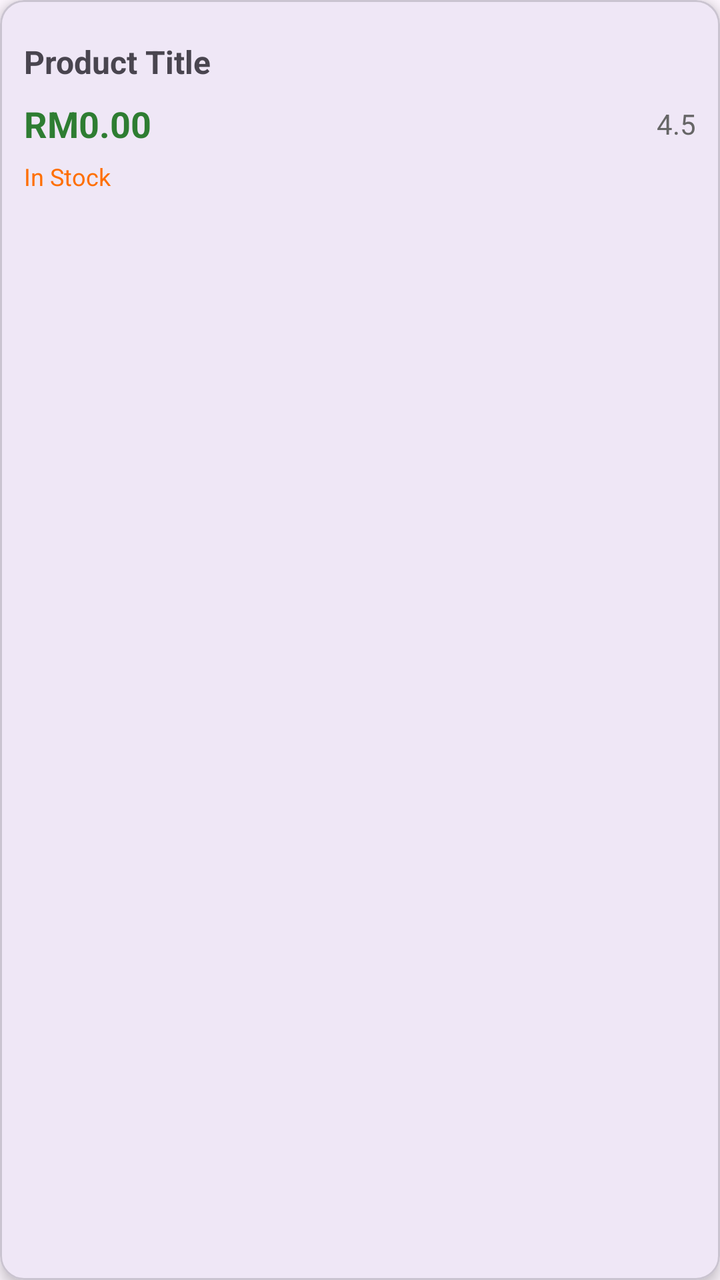
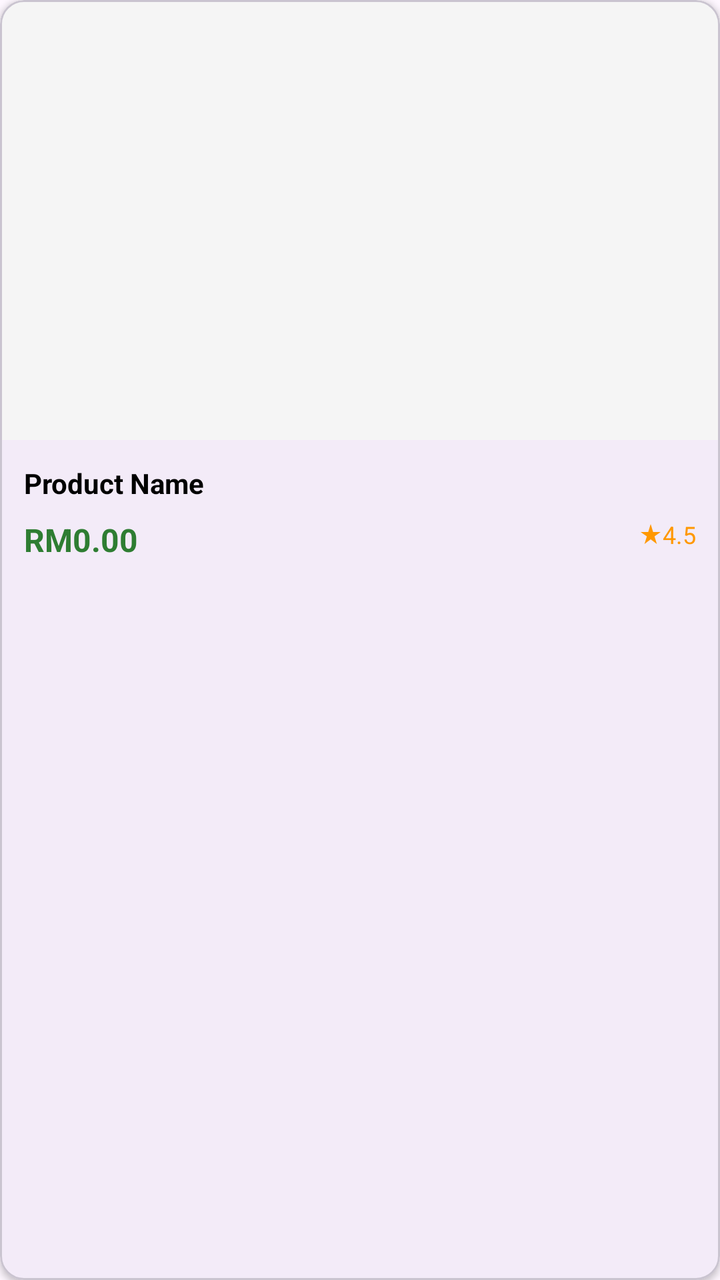

Compare the two renders of this Android layout. The source of the first and the diff that turns it into the second are given below.
<!-- AndroidManifest.xml: application theme Theme.Product_Catalog -->
<!-- res/layout/product_item_card.xml -->
<?xml version="1.0" encoding="utf-8"?>
<com.google.android.material.card.MaterialCardView
    xmlns:android="http://schemas.android.com/apk/res/android"
    xmlns:app="http://schemas.android.com/apk/res-auto"
    android:id="@+id/productCard"
    android:layout_width="match_parent"
    android:layout_height="wrap_content"
    android:layout_margin="8dp"
    app:cardCornerRadius="12dp"
    app:cardElevation="4dp"
    android:clickable="true"
    android:focusable="true"
    android:foreground="?attr/selectableItemBackground">

    <LinearLayout
        android:layout_width="match_parent"
        android:layout_height="wrap_content"
        android:orientation="vertical">

        
        <LinearLayout
            android:layout_width="match_parent"
            android:layout_height="wrap_content"
            android:orientation="vertical"
            android:padding="12dp">

            
            <TextView
                android:id="@+id/productName"
                android:layout_width="match_parent"
                android:layout_height="wrap_content"
                android:text="Product Title"
                android:textStyle="bold"
                android:textSize="16sp"
                android:layout_marginTop="8dp"
                android:maxLines="2"
                android:ellipsize="end" />

            
            <LinearLayout
                android:layout_width="match_parent"
                android:layout_height="wrap_content"
                android:orientation="horizontal"
                android:gravity="center_vertical"
                android:layout_marginTop="8dp">

                
                <LinearLayout
                    android:layout_width="0dp"
                    android:layout_height="wrap_content"
                    android:layout_weight="1"
                    android:orientation="vertical">

                    <LinearLayout
                        android:layout_width="wrap_content"
                        android:layout_height="wrap_content">

                        <TextView
                            android:layout_width="wrap_content"
                            android:layout_height="wrap_content"
                            android:text="RM"
                            android:textSize="18sp"
                            android:textStyle="bold"
                            android:textColor="#2E7D32" />

                        <TextView
                            android:id="@+id/productPrice"
                            android:layout_width="wrap_content"
                            android:layout_height="wrap_content"
                            android:text="0.00"
                            android:textSize="18sp"
                            android:textStyle="bold"
                            android:textColor="#2E7D32" />

                    </LinearLayout>
                </LinearLayout>

                
                <LinearLayout
                    android:layout_width="wrap_content"
                    android:layout_height="wrap_content"
                    android:orientation="horizontal"
                    android:gravity="center_vertical"
                    android:layout_marginStart="8dp">







                    <TextView
                        android:id="@+id/productRating"
                        android:layout_width="wrap_content"
                        android:layout_height="wrap_content"
                        android:text="4.5"
                        android:textSize="14sp"
                        android:textColor="#666666"
                        android:layout_marginStart="4dp" />
                </LinearLayout>
            </LinearLayout>

            
            <TextView
                android:id="@+id/stockStatus"
                android:layout_width="wrap_content"
                android:layout_height="wrap_content"
                android:text="In Stock"
                android:textSize="12sp"
                android:textColor="#FF6F00"
                android:layout_marginTop="6dp" />
        </LinearLayout>
    </LinearLayout>
</com.google.android.material.card.MaterialCardView>
<!-- resources referenced by this layout -->
<resources>
  <style name="Theme.Product_Catalog" parent="Base.Theme.Product_Catalog" />
  <style name="Base.Theme.Product_Catalog" parent="Theme.Material3.DayNight.NoActionBar">
          
          
      </style>
</resources>

<!-- the commit's change to res/layout/product_item_card.xml (unified diff, before → after) -->
@@ -7,7 +7,7 @@
     android:layout_height="wrap_content"
     android:layout_margin="8dp"
     app:cardCornerRadius="12dp"
-    app:cardElevation="4dp"
+    app:cardElevation="2dp"
     android:clickable="true"
     android:focusable="true"
     android:foreground="?attr/selectableItemBackground">
@@ -16,6 +16,15 @@
         android:layout_width="match_parent"
         android:layout_height="wrap_content"
         android:orientation="vertical">
+
+        
+        <ImageView
+            android:id="@+id/productImage"
+            android:layout_width="match_parent"
+            android:layout_height="220dp"
+            android:scaleType="centerCrop"
+            android:contentDescription="Product image"
+            android:background="#F5F5F5" />
 
         
         <LinearLayout
@@ -29,86 +38,66 @@
                 android:id="@+id/productName"
                 android:layout_width="match_parent"
                 android:layout_height="wrap_content"
-                android:text="Product Title"
+                android:text="Product Name"
                 android:textStyle="bold"
-                android:textSize="16sp"
-                android:layout_marginTop="8dp"
+                android:textSize="14sp"
                 android:maxLines="2"
-                android:ellipsize="end" />
+                android:ellipsize="end"
+                android:textColor="#000000" />
 
             
             <LinearLayout
                 android:layout_width="match_parent"
                 android:layout_height="wrap_content"
                 android:orientation="horizontal"
-                android:gravity="center_vertical"
+
                 android:layout_marginTop="8dp">
 
-                
-                <LinearLayout
-                    android:layout_width="0dp"
-                    android:layout_height="wrap_content"
-                    android:layout_weight="1"
-                    android:orientation="vertical">
-
-                    <LinearLayout
-                        android:layout_width="wrap_content"
-                        android:layout_height="wrap_content">
-
-                        <TextView
-                            android:layout_width="wrap_content"
-                            android:layout_height="wrap_content"
-                            android:text="RM"
-                            android:textSize="18sp"
-                            android:textStyle="bold"
-                            android:textColor="#2E7D32" />
-
-                        <TextView
-                            android:id="@+id/productPrice"
-                            android:layout_width="wrap_content"
-                            android:layout_height="wrap_content"
-                            android:text="0.00"
-                            android:textSize="18sp"
-                            android:textStyle="bold"
-                            android:textColor="#2E7D32" />
-
-                    </LinearLayout>
-                </LinearLayout>
-
-                
                 <LinearLayout
                     android:layout_width="wrap_content"
                     android:layout_height="wrap_content"
-                    android:orientation="horizontal"
-                    android:gravity="center_vertical"
-                    android:layout_marginStart="8dp">
+                    android:layout_weight="1">
+                    <TextView
+                        android:layout_width="wrap_content"
+                        android:layout_height="wrap_content"
+                        android:text="RM"
+                        android:textSize="16sp"
+                        android:textStyle="bold"
+                        android:textColor="#2E7D32" />
+                    <TextView
+                        android:id="@+id/productPrice"
+                        android:layout_width="wrap_content"
+                        android:layout_height="wrap_content"
+                        android:text="0.00"
+                        android:textSize="16sp"
+                        android:textStyle="bold"
+                        android:textColor="#2E7D32" />
+                </LinearLayout>
 
 
-
-
-
-
-
+                <LinearLayout
+                    android:layout_width="wrap_content"
+                    android:layout_height="wrap_content"
+                    android:orientation="horizontal">
+                    <ImageView
+                        android:layout_width="12sp"
+                        android:layout_height="12sp"
+                        android:src="@drawable/baseline_star_rate_24"
+                        android:layout_gravity="center_vertical"/>
                     <TextView
                         android:id="@+id/productRating"
                         android:layout_width="wrap_content"
                         android:layout_height="wrap_content"
                         android:text="4.5"
-                        android:textSize="14sp"
-                        android:textColor="#666666"
-                        android:layout_marginStart="4dp" />
+                        android:textSize="12sp"
+                        android:textColor="#FF9800" />
                 </LinearLayout>
+
+
             </LinearLayout>
 
-            
-            <TextView
-                android:id="@+id/stockStatus"
-                android:layout_width="wrap_content"
-                android:layout_height="wrap_content"
-                android:text="In Stock"
-                android:textSize="12sp"
-                android:textColor="#FF6F00"
-                android:layout_marginTop="6dp" />
         </LinearLayout>
+
     </LinearLayout>
+
 </com.google.android.material.card.MaterialCardView>
<!-- resource entries referenced after the edit -->
@@ -1,5 +1,11 @@
 <!-- resources referenced by this layout -->
 <resources>
+  <!-- drawable baseline_star_rate_24 (drawable) -->
+  <vector xmlns:android="http://schemas.android.com/apk/res/android" android:height="24dp" android:tint="#FF9800" android:viewportHeight="24" android:viewportWidth="24" android:width="24dp">
+        
+      <path android:fillColor="@android:color/white" android:pathData="M14.43,10l-2.43,-8l-2.43,8l-7.57,0l6.18,4.41l-2.35,7.59l6.17,-4.69l6.18,4.69l-2.35,-7.59l6.17,-4.41z"/>
+      
+  </vector>
   <style name="Theme.Product_Catalog" parent="Base.Theme.Product_Catalog" />
   <style name="Base.Theme.Product_Catalog" parent="Theme.Material3.DayNight.NoActionBar">
           
